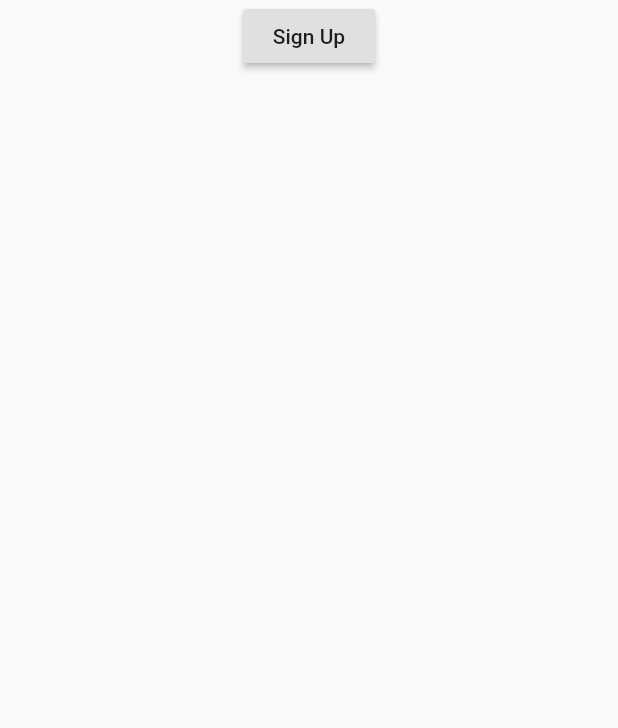
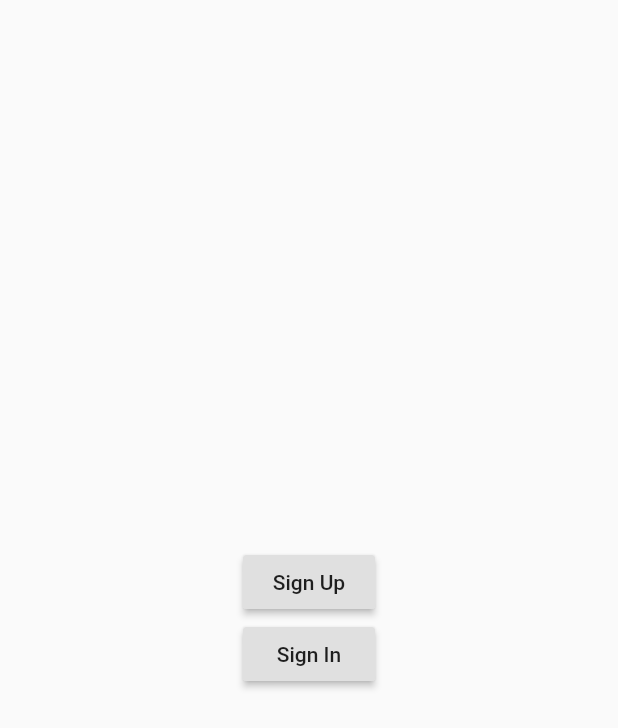
Before and after one commit to angga1518/Flutix, a Flutter app: the screen it shows after launch, after a tap on "Sign Up", on a phone screen of 412 x 824 dp. Shown: the top 728 px of the screen. Run offline on Flutter 3.47's test engine with Material 2 defaults, Android fonts, the phone set to English and light mode, and no system bars; our stand-ins replace cloud_firestore, equatable, firebase_auth, firebase_core; accounts and stored records are empty; network calls fail.

Commit message:
feat: add sign in,up,out feature

```diff
--- a/lib/extensions/extensions.dart
+++ b/lib/extensions/extensions.dart
@@ -1,4 +1,5 @@
 import 'package:firebase_auth/firebase_auth.dart';
 import 'package:flutix/models/models.dart';
+import 'package:flutix/services/services.dart';
 
 part 'firebase_user_extension.dart';
--- a/lib/extensions/firebase_user_extension.dart
+++ b/lib/extensions/firebase_user_extension.dart
@@ -11,4 +11,7 @@ extension FirebaseExtension on User {
           balance: balance,
           selectedGenres: selectedGenres,
           selectedLanguage: selectedLanguage);
+
+  Future<Pengguna> fromFirebase() async =>
+      await PenggunaServices.getUser(this.uid);
 }
--- a/lib/main.dart
+++ b/lib/main.dart
@@ -15,6 +15,7 @@ class Flutix extends StatelessWidget {
       home: Scaffold(
         body: Center(
           child: Column(
+            mainAxisAlignment: MainAxisAlignment.center,
             children: [
               RaisedButton(
                 onPressed: () async {
@@ -31,6 +32,18 @@ class Flutix extends StatelessWidget {
                   }
                 },
                 child: Text("Sign Up"),
+              ),
+              RaisedButton(
+                onPressed: () async {
+                  SignInSignUpResult result =
+                      await AuthServices.signIn("aa@aa.aa", "angga01110");
+                  if (result.pengguna != null) {
+                    print(result.pengguna);
+                  } else {
+                    print(result.message);
+                  }
+                },
+                child: Text("Sign In"),
               )
             ],
           ),
--- a/lib/services/auth_services.dart
+++ b/lib/services/auth_services.dart
@@ -3,21 +3,47 @@ part of "services.dart";
 class AuthServices {
   static FirebaseAuth _auth = FirebaseAuth.instance;
 
-  static Future<SignInSignUpResult> signUp(String email, String password, String name,
-      List<String> selectedGenres, String selectedLanguage) async {
-        try {
-          UserCredential userCredential = await _auth.createUserWithEmailAndPassword(email: email, password: password);
-          Pengguna pengguna = userCredential.user.convertToPengguna(name: name, selectedGenres: selectedGenres, selectedLanguage: selectedLanguage);
-          await PenggunaServices.updateUser(pengguna);
-          return SignInSignUpResult(pengguna: pengguna);
-        } catch (e) {
-          return SignInSignUpResult(message: e.toString());
-        }
-      }
+  static Future<SignInSignUpResult> signUp(String email, String password,
+      String name, List<String> selectedGenres, String selectedLanguage) async {
+    try {
+      UserCredential userCredential = await _auth
+          .createUserWithEmailAndPassword(email: email, password: password);
+      Pengguna pengguna = userCredential.user.convertToPengguna(
+          name: name,
+          selectedGenres: selectedGenres,
+          selectedLanguage: selectedLanguage);
+      await PenggunaServices.updateUser(pengguna);
+      return SignInSignUpResult(pengguna, null);
+    } catch (e) {
+      return SignInSignUpResult(null, e.toString());
+    }
+  }
+  static Future<SignInSignUpResult> signIn(String email, String password) async{
+    try {
+      UserCredential userCredential = await _auth.signInWithEmailAndPassword(email: email, password: password);
+      Pengguna pengguna = await userCredential.user.fromFirebase();
+      return SignInSignUpResult(pengguna, null);
+    } catch (e) {
+      return SignInSignUpResult(null, e.toString());
+    }
+  }
+
+  static Future<void> signOut() async{
+    await _auth.signOut();
+  }
 }
 
 class SignInSignUpResult {
-  final Pengguna pengguna;
-  final String message;
-  SignInSignUpResult({this.pengguna, this.message});
+  Pengguna _pengguna;
+  String _message;
+  SignInSignUpResult(Pengguna pengguna, String message){
+    _pengguna = pengguna;
+    _message = message;
+  }
+
+  Pengguna get pengguna => _pengguna;
+  String get message => _message.split("]")[1].substring(1);
+
+
+
 }
```
Also changed, not shown: lib/services/pengguna_services.dart (+23 -8 lines).
